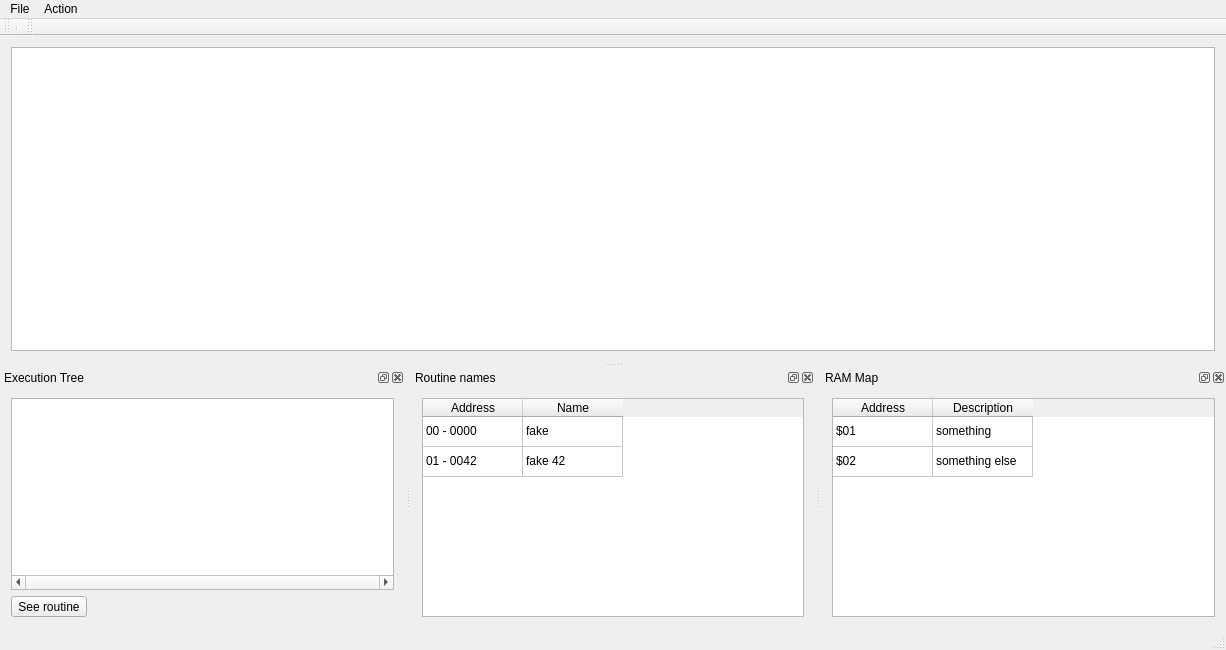
Old version of the form wsnestracereader.ui in the repository Skarsnik/SNESTraceReader.
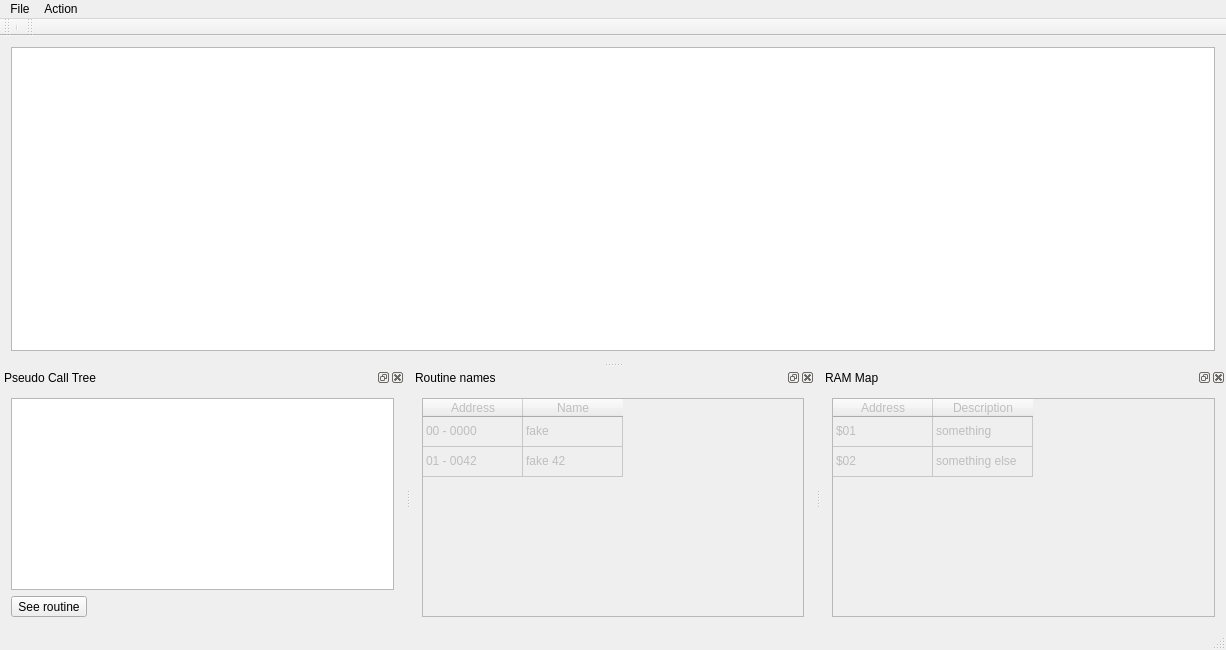
New version of the form. Custom widgets are drawn as their Qt base class.

Patch:
```diff
--- a/wsnestracereader.ui
+++ b/wsnestracereader.ui
@@ -88,7 +88,7 @@
   </widget>
   <widget class="QDockWidget" name="callTreeDockWidget">
    <property name="windowTitle">
-    <string>Execution Tree</string>
+    <string>Pseudo Call Tree</string>
    </property>
    <attribute name="dockWidgetArea">
     <number>8</number>
@@ -98,7 +98,7 @@
      <item>
       <widget class="QTreeView" name="callTreeView">
        <property name="horizontalScrollBarPolicy">
-        <enum>Qt::ScrollBarAlwaysOn</enum>
+        <enum>Qt::ScrollBarAsNeeded</enum>
        </property>
        <property name="editTriggers">
         <set>QAbstractItemView::NoEditTriggers</set>
@@ -144,6 +144,9 @@
     <layout class="QVBoxLayout" name="verticalLayout_5">
      <item>
       <widget class="QTableWidget" name="tableWidget">
+       <property name="enabled">
+        <bool>false</bool>
+       </property>
        <attribute name="horizontalHeaderVisible">
         <bool>true</bool>
        </attribute>
@@ -209,6 +212,9 @@
     <layout class="QVBoxLayout" name="verticalLayout_6">
      <item>
       <widget class="QTableWidget" name="tableWidget_2">
+       <property name="enabled">
+        <bool>false</bool>
+       </property>
        <attribute name="verticalHeaderVisible">
         <bool>false</bool>
        </attribute>
@@ -282,6 +288,13 @@
   </action>
  </widget>
  <layoutdefault spacing="6" margin="11"/>
+ <customwidgets>
+  <customwidget>
+   <class>SnesTraceTextEdit</class>
+   <extends>QPlainTextEdit</extends>
+   <header>snestracetextedit.h</header>
+  </customwidget>
+ </customwidgets>
  <resources/>
  <connections/>
 </ui>
```
Left out of the diff: 14 changed lines with no effect on the pictures.
